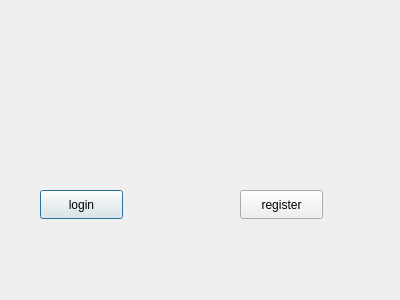
First picture: the form in userpage.ui, repository aishakandeell/cs2labproject, before the edit.
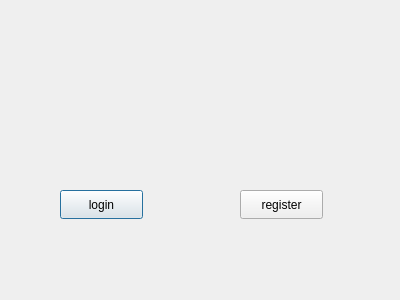
Second picture: the form after the edit.

The edit to the form file:
```diff
--- a/userpage.ui
+++ b/userpage.ui
@@ -16,7 +16,7 @@
   <widget class="QPushButton" name="loginclicked">
    <property name="geometry">
     <rect>
-     <x>40</x>
+     <x>60</x>
      <y>190</y>
      <width>83</width>
      <height>29</height>
```
